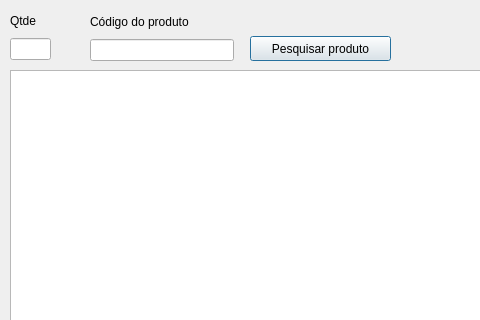
This is frm_novavenda.ui in ustop0/TCC as Qt 5 draws it before an edit; both pictures show x 0 to 480 and y 0 to 320 of the 681 by 470 pixel window. The edited form follows.
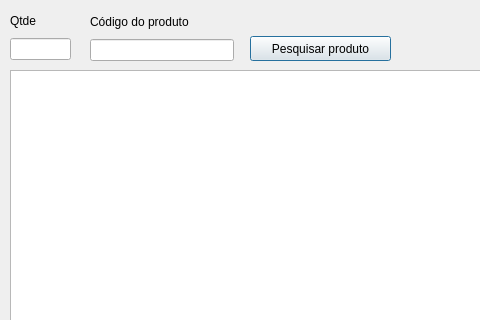
This is the edited form.

What changed in the file:
```diff
--- a/frm_novavenda.ui
+++ b/frm_novavenda.ui
@@ -62,12 +62,12 @@
     <string>R$</string>
    </property>
   </widget>
-  <widget class="QWidget" name="">
+  <widget class="QWidget" name="layoutWidget">
    <property name="geometry">
     <rect>
      <x>10</x>
      <y>10</y>
-     <width>41</width>
+     <width>61</width>
      <height>50</height>
     </rect>
    </property>
@@ -84,7 +84,7 @@
     </item>
    </layout>
   </widget>
-  <widget class="QWidget" name="">
+  <widget class="QWidget" name="layoutWidget">
    <property name="geometry">
     <rect>
      <x>90</x>
@@ -106,7 +106,7 @@
     </item>
    </layout>
   </widget>
-  <widget class="QWidget" name="">
+  <widget class="QWidget" name="layoutWidget">
    <property name="geometry">
     <rect>
      <x>326</x>
```
Left out of the diff: 2 changed lines with no effect on the pictures.
